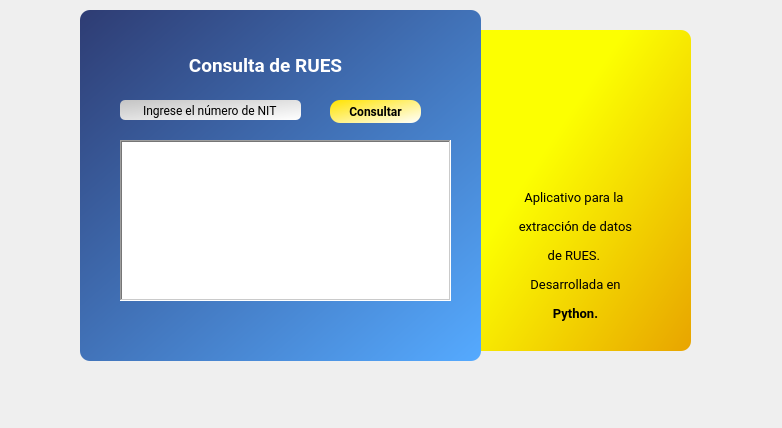
Above: v2.ui from MilerMB117/ScrapingRues before the change. Below: the same form after it.
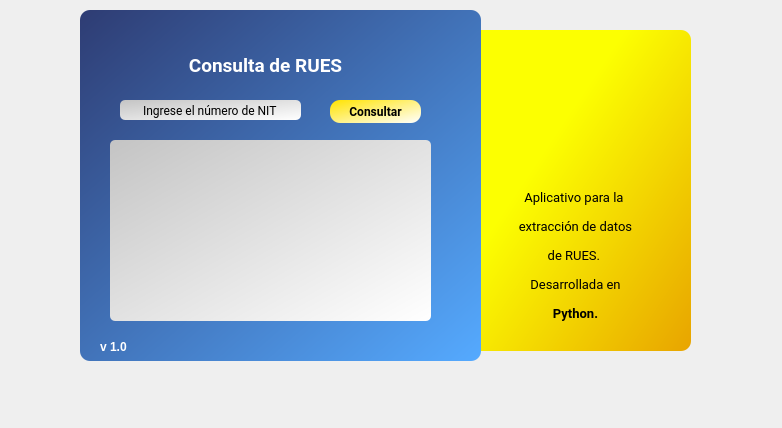
That is the form after the change. Icons and pictures are not drawn.

Diff of the .ui file:
```diff
--- a/v2.ui
+++ b/v2.ui
@@ -155,22 +155,6 @@
      <enum>Qt::AutoText</enum>
     </property>
    </widget>
-   <widget class="QTextEdit" name="info">
-    <property name="enabled">
-     <bool>true</bool>
-    </property>
-    <property name="geometry">
-     <rect>
-      <x>110</x>
-      <y>140</y>
-      <width>331</width>
-      <height>161</height>
-     </rect>
-    </property>
-    <property name="frameShape">
-     <enum>QFrame::WinPanel</enum>
-    </property>
-   </widget>
    <widget class="QLabel" name="label_6">
     <property name="geometry">
      <rect>
@@ -209,15 +193,46 @@
      <pixmap resource="icon/BdB.qrc">:/prefijoNuevo/aval.png</pixmap>
     </property>
    </widget>
+   <widget class="QLineEdit" name="info">
+    <property name="geometry">
+     <rect>
+      <x>100</x>
+      <y>140</y>
+      <width>321</width>
+      <height>181</height>
+     </rect>
+    </property>
+    <property name="styleSheet">
+     <string notr="true">background-color: qlineargradient(spread:pad, x1:0, y1:0, x2:1, y2:1, stop:0 rgba(196, 196, 196, 255), stop:1 rgba(255, 255, 255, 255));
+border-radius: 5px</string>
+    </property>
+    <property name="alignment">
+     <set>Qt::AlignLeading|Qt::AlignLeft|Qt::AlignTop</set>
+    </property>
+   </widget>
+   <widget class="QLabel" name="label_7">
+    <property name="geometry">
+     <rect>
+      <x>90</x>
+      <y>340</y>
+      <width>47</width>
+      <height>13</height>
+     </rect>
+    </property>
+    <property name="text">
+     <string>&lt;html&gt;&lt;head/&gt;&lt;body&gt;&lt;p&gt;&lt;span style=&quot; font-weight:600; color:#ffffff;&quot;&gt;v 1.0&lt;/span&gt;&lt;/p&gt;&lt;/body&gt;&lt;/html&gt;</string>
+    </property>
+   </widget>
    <zorder>label_3</zorder>
    <zorder>label</zorder>
    <zorder>label_2</zorder>
    <zorder>nitText</zorder>
    <zorder>consultarButton</zorder>
    <zorder>label_5</zorder>
-   <zorder>info</zorder>
    <zorder>label_6</zorder>
    <zorder>label_4</zorder>
+   <zorder>info</zorder>
+   <zorder>label_7</zorder>
   </widget>
  </widget>
  <resources>
```
